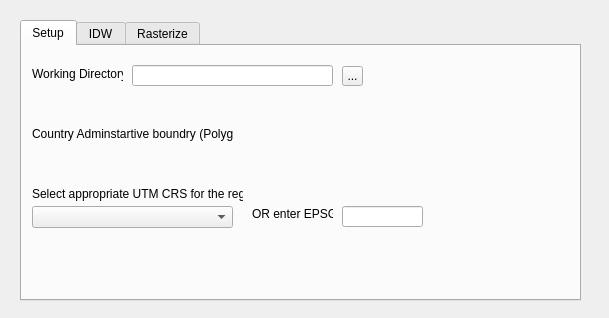
worldbank/GEEST, file gender_indicator_tool/gender_indicator_tool_dialog_base.ui: the form before one commit.
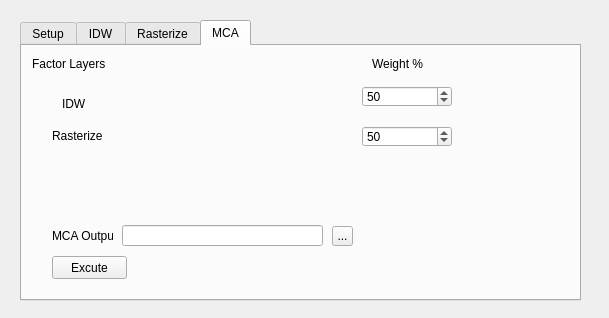
The form after the commit. The open tabs and pages were chosen to show the change. Custom widgets are drawn as their Qt base class.

Commit message: MCA tab added

The edit to the form file:
```diff
--- a/gender_indicator_tool/gender_indicator_tool_dialog_base.ui
+++ b/gender_indicator_tool/gender_indicator_tool_dialog_base.ui
@@ -440,6 +440,167 @@
      </property>
     </widget>
    </widget>
+   <widget class="QWidget" name="tab_3">
+    <attribute name="title">
+     <string>MCA</string>
+    </attribute>
+    <widget class="QLabel" name="label_18">
+     <property name="geometry">
+      <rect>
+       <x>10</x>
+       <y>10</y>
+       <width>81</width>
+       <height>16</height>
+      </rect>
+     </property>
+     <property name="text">
+      <string>Factor Layers</string>
+     </property>
+    </widget>
+    <widget class="QLabel" name="label_19">
+     <property name="geometry">
+      <rect>
+       <x>350</x>
+       <y>10</y>
+       <width>81</width>
+       <height>16</height>
+      </rect>
+     </property>
+     <property name="text">
+      <string>Weight %</string>
+     </property>
+    </widget>
+    <widget class="QgsFileWidget" name="factor1_Field">
+     <property name="geometry">
+      <rect>
+       <x>100</x>
+       <y>40</y>
+       <width>231</width>
+       <height>31</height>
+      </rect>
+     </property>
+    </widget>
+    <widget class="QgsFileWidget" name="factor2_Field">
+     <property name="geometry">
+      <rect>
+       <x>100</x>
+       <y>80</y>
+       <width>231</width>
+       <height>31</height>
+      </rect>
+     </property>
+    </widget>
+    <widget class="QgsSpinBox" name="IDWweight_spinBox">
+     <property name="geometry">
+      <rect>
+       <x>340</x>
+       <y>40</y>
+       <width>90</width>
+       <height>21</height>
+      </rect>
+     </property>
+     <property name="maximum">
+      <number>100</number>
+     </property>
+     <property name="value">
+      <number>50</number>
+     </property>
+    </widget>
+    <widget class="QgsSpinBox" name="rasterizeWeight_spinBox">
+     <property name="geometry">
+      <rect>
+       <x>340</x>
+       <y>80</y>
+       <width>90</width>
+       <height>21</height>
+      </rect>
+     </property>
+     <property name="maximum">
+      <number>100</number>
+     </property>
+     <property name="value">
+      <number>50</number>
+     </property>
+    </widget>
+    <widget class="QLabel" name="label_20">
+     <property name="geometry">
+      <rect>
+       <x>40</x>
+       <y>50</y>
+       <width>31</width>
+       <height>16</height>
+      </rect>
+     </property>
+     <property name="text">
+      <string>IDW</string>
+     </property>
+    </widget>
+    <widget class="QLabel" name="label_21">
+     <property name="geometry">
+      <rect>
+       <x>30</x>
+       <y>80</y>
+       <width>51</width>
+       <height>20</height>
+      </rect>
+     </property>
+     <property name="text">
+      <string>Rasterize</string>
+     </property>
+    </widget>
+    <widget class="QgsFilterLineEdit" name="MCAOutputFilePath_Field">
+     <property name="geometry">
+      <rect>
+       <x>100</x>
+       <y>179</y>
+       <width>201</width>
+       <height>21</height>
+      </rect>
+     </property>
+     <property name="qgisRelation" stdset="0">
+      <string notr="true"/>
+     </property>
+    </widget>
+    <widget class="QToolButton" name="MCAOutputFilePath_Button">
+     <property name="geometry">
+      <rect>
+       <x>310</x>
+       <y>180</y>
+       <width>21</width>
+       <height>20</height>
+      </rect>
+     </property>
+     <property name="text">
+      <string>...</string>
+     </property>
+    </widget>
+    <widget class="QLabel" name="label_22">
+     <property name="geometry">
+      <rect>
+       <x>30</x>
+       <y>180</y>
+       <width>61</width>
+       <height>20</height>
+      </rect>
+     </property>
+     <property name="text">
+      <string>MCA Output</string>
+     </property>
+    </widget>
+    <widget class="QPushButton" name="pbMCAExecute">
+     <property name="geometry">
+      <rect>
+       <x>30</x>
+       <y>210</y>
+       <width>75</width>
+       <height>23</height>
+      </rect>
+     </property>
+     <property name="text">
+      <string>Excute</string>
+     </property>
+    </widget>
+   </widget>
   </widget>
  </widget>
  <customwidgets>
```
The commit also changes 5 other files.
